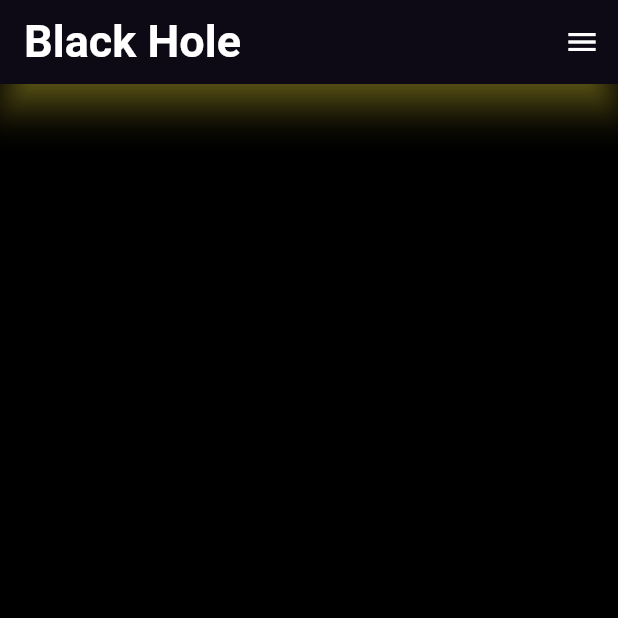
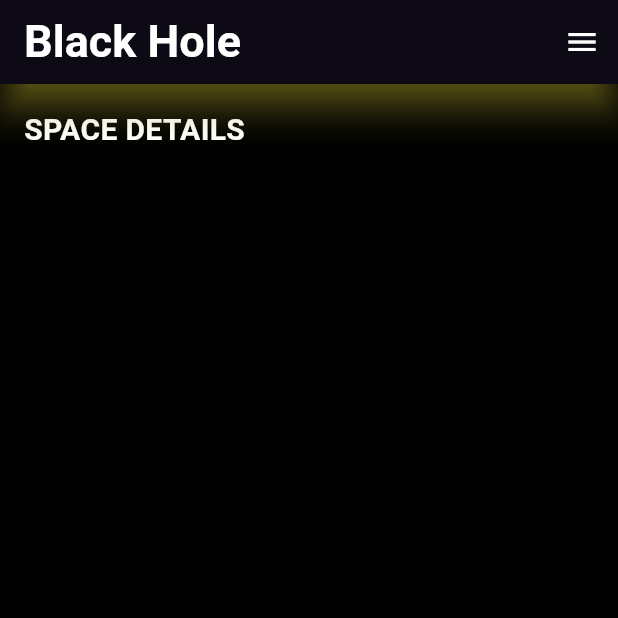
Before and after one commit to Isuru4043/Black_Hole, a Flutter app: the screen it shows after launch, on a phone screen of 412 x 824 dp, the top half of it. Run offline on Flutter 3.47's test engine with Material 3 defaults, Android fonts, the phone set to English and light mode, and no system bars.

Commit message:
creted SPACE APP text

```diff
--- a/lib/main.dart
+++ b/lib/main.dart
@@ -1,7 +1,7 @@
 import 'package:flutter/material.dart';
 
 void main() {
-  runApp(MyApp());
+  runApp(const MyApp());
 }
 
 class MyApp extends StatelessWidget {
@@ -30,6 +30,19 @@ class MyApp extends StatelessWidget {
             )
           ],
         ),
+        body: Padding(
+          padding: const EdgeInsets.all(16.0),
+          child: const Column(
+            children: [
+              Text("SPACE DETAILS",
+                  style: TextStyle(
+                    color: Colors.white,
+                    fontSize: 20,
+                    fontWeight: FontWeight.bold,
+                  ))
+            ],
+          ),
+        ),
       ),
     );
   }
```
Also changed, not shown: pubspec.yaml (+4 -7 lines), assests/images/iPhone 14 - 1.png (added), assests/images/iPhone 14 - 2.png (added), assests/images/iPhone 14 - 3.png (added), assests/images/space1.png (added), assests/images/space2.png (added), assests/images/space3.png (added).
